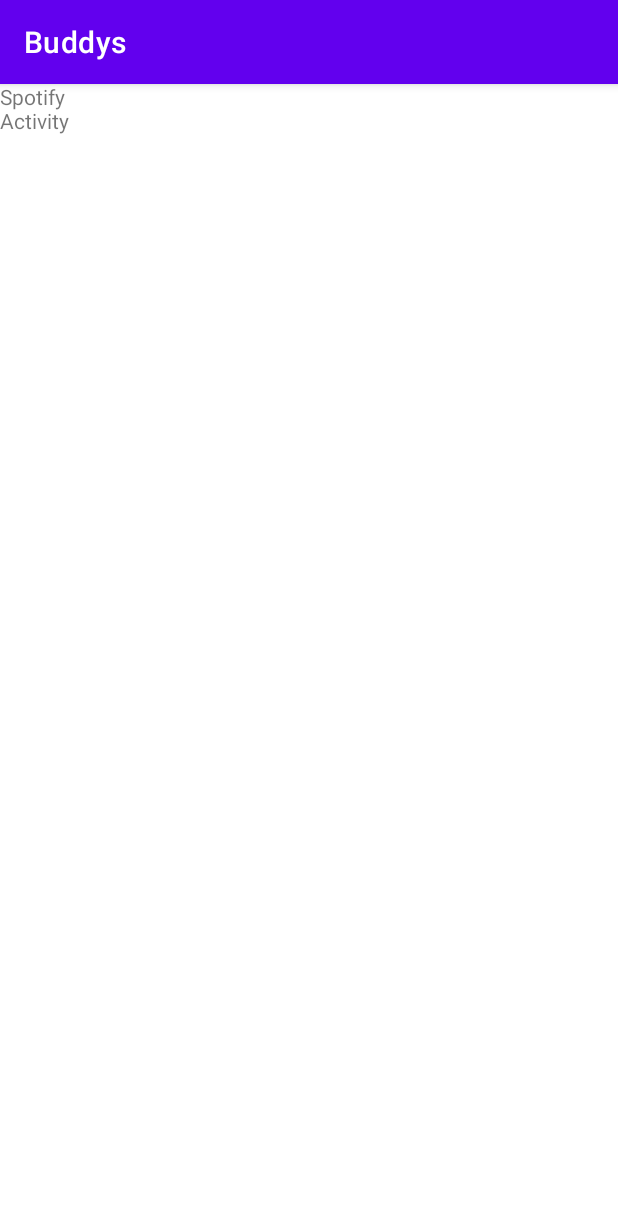
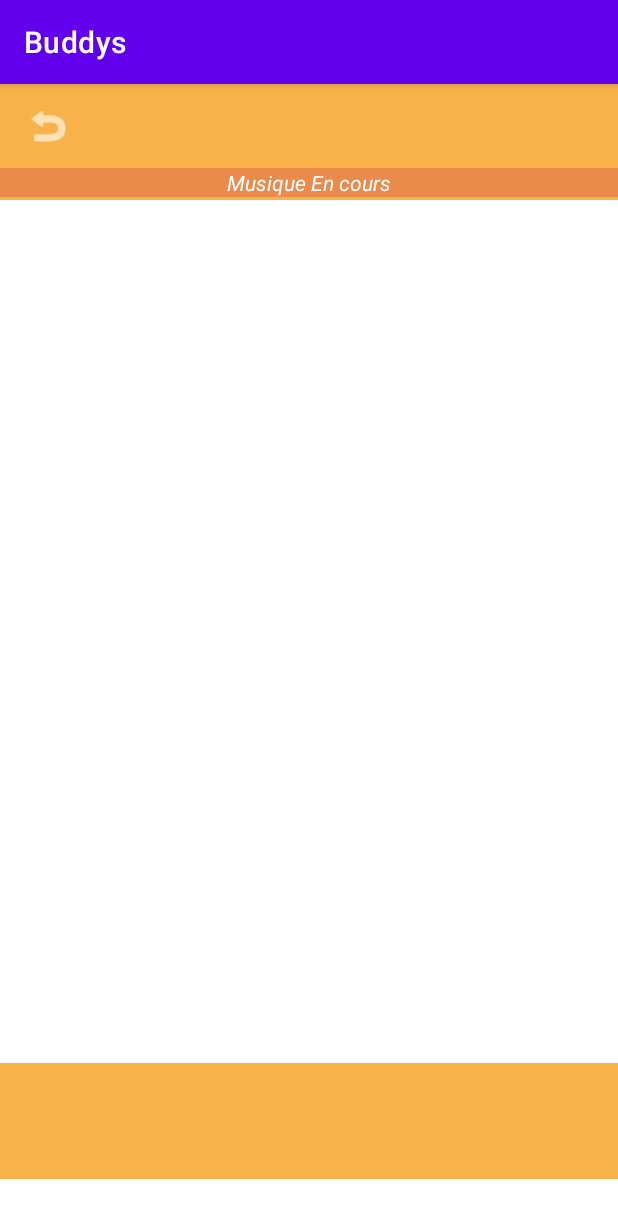
Before and after one commit to KarelSvbd/ProjetJava, an Android app: the SpotifyActivity screen opened directly, with no data from a screen before it, on a phone screen of 412 x 824 dp. Shown: the top 1218 px of the screen. Run offline under Robolectric (Android 15) with nearby library versions, the phone set to English and light mode, and no system bars.

Commit message:
Spotify Activity into Main Activity

```diff
--- a/src/Buddys/app/src/main/java/com/example/buddys/SpotifyActivity.java
+++ b/src/Buddys/app/src/main/java/com/example/buddys/SpotifyActivity.java
@@ -2,13 +2,29 @@ package com.example.buddys;
 
 import androidx.appcompat.app.AppCompatActivity;
 
+import android.content.Intent;
 import android.os.Bundle;
+import android.view.View;
+import android.widget.Button;
 
 public class SpotifyActivity extends AppCompatActivity {
+
+    private Button button;
 
     @Override
     protected void onCreate(Bundle savedInstanceState) {
         super.onCreate(savedInstanceState);
         setContentView(R.layout.activity_spotify);
+        button = (Button) findViewById(R.id.btnExit);
+        button.setOnClickListener(new View.OnClickListener(){
+            @Override
+            public  void onClick(View v){
+                openMainActivity();
+            }
+        });
+    }
+    public void openMainActivity(){
+        Intent intent = new Intent(this, MainActivity.class);
+        startActivity(intent);
     }
 }
--- a/src/Buddys/app/src/main/res/layout/activity_spotify.xml
+++ b/src/Buddys/app/src/main/res/layout/activity_spotify.xml
@@ -6,17 +6,72 @@
     android:layout_height="match_parent"
     tools:context=".SpotifyActivity">
 
+    <androidx.constraintlayout.widget.ConstraintLayout
+        android:layout_width="414dp"
+        android:layout_height="730dp"
+        app:layout_constraintBottom_toBottomOf="parent"
+        app:layout_constraintEnd_toEndOf="parent"
+        app:layout_constraintStart_toStartOf="parent"
+        app:layout_constraintTop_toTopOf="parent">
+
+        <androidx.constraintlayout.widget.ConstraintLayout
+            android:id="@+id/constraintLayout"
+            android:layout_width="fill_parent"
+            android:layout_height="77dp"
+            android:background="#F8B24A"
+            app:layout_constraintBottom_toBottomOf="parent"
+            app:layout_constraintEnd_toEndOf="parent"
+            app:layout_constraintHorizontal_bias="0.0"
+            app:layout_constraintStart_toStartOf="parent"
+            app:layout_constraintTop_toTopOf="parent"
+            app:layout_constraintVertical_bias="1.0" />
+
+        <androidx.constraintlayout.widget.ConstraintLayout
+            android:id="@+id/constraintLayout2"
+            android:layout_width="fill_parent"
+            android:layout_height="77dp"
+            android:background="#F8B24A"
+            app:layout_constraintBottom_toBottomOf="parent"
+            app:layout_constraintEnd_toEndOf="parent"
+            app:layout_constraintHorizontal_bias="1.0"
+            app:layout_constraintStart_toStartOf="parent"
+            app:layout_constraintTop_toTopOf="parent"
+            app:layout_constraintVertical_bias="0.0">
+
+            <Button
+                android:id="@+id/btnExit"
+                android:layout_width="67dp"
+                android:layout_height="55dp"
+                android:background="#00C66C6C"
+                app:icon="@android:drawable/ic_menu_revert"
+                app:layout_constraintBottom_toBottomOf="parent"
+                app:layout_constraintEnd_toEndOf="@+id/toolbar"
+                app:layout_constraintHorizontal_bias="0.0"
+                app:layout_constraintStart_toStartOf="@+id/toolbar"
+                app:layout_constraintTop_toTopOf="parent"
+                app:layout_constraintVertical_bias="0.045" />
+        </androidx.constraintlayout.widget.ConstraintLayout>
+
+
+    </androidx.constraintlayout.widget.ConstraintLayout>
+
     <TextView
-        android:id="@+id/textView"
-        android:layout_width="wrap_content"
-        android:layout_height="wrap_content"
-        android:layout_alignParentStart="true"
-        android:layout_alignParentTop="true"
-        android:layout_alignParentEnd="true"
-        android:layout_alignParentBottom="true"
-        android:layout_marginStart="0dp"
-        android:layout_marginTop="-1dp"
-        android:layout_marginEnd="353dp"
-        android:layout_marginBottom="713dp"
-        android:text="Spotify Activity" />
+        android:id="@+id/lblMusique5"
+        android:layout_width="413dp"
+        android:layout_height="19dp"
+        android:layout_marginTop="56dp"
+        android:layout_marginBottom="577dp"
+        android:background="#EA8A4B"
+        android:text="Musique En cours"
+        android:textAlignment="center"
+        android:textColor="#FFFFFF"
+        android:textStyle="italic"
+        app:layout_constraintBottom_toBottomOf="@+id/map"
+        app:layout_constraintEnd_toEndOf="parent"
+        app:layout_constraintHorizontal_bias="1.0"
+        app:layout_constraintStart_toStartOf="parent"
+        app:layout_constraintTop_toTopOf="parent"
+        app:layout_constraintVertical_bias="0.843"
+        tools:ignore="UnknownId" />
+
 </RelativeLayout>
```
